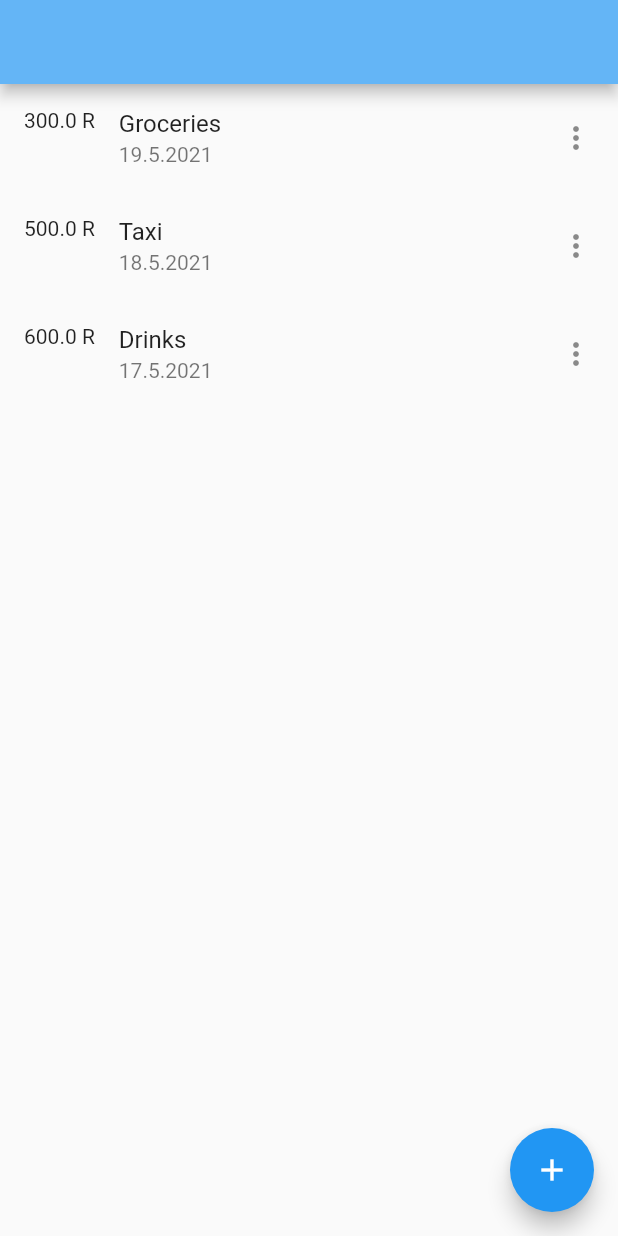
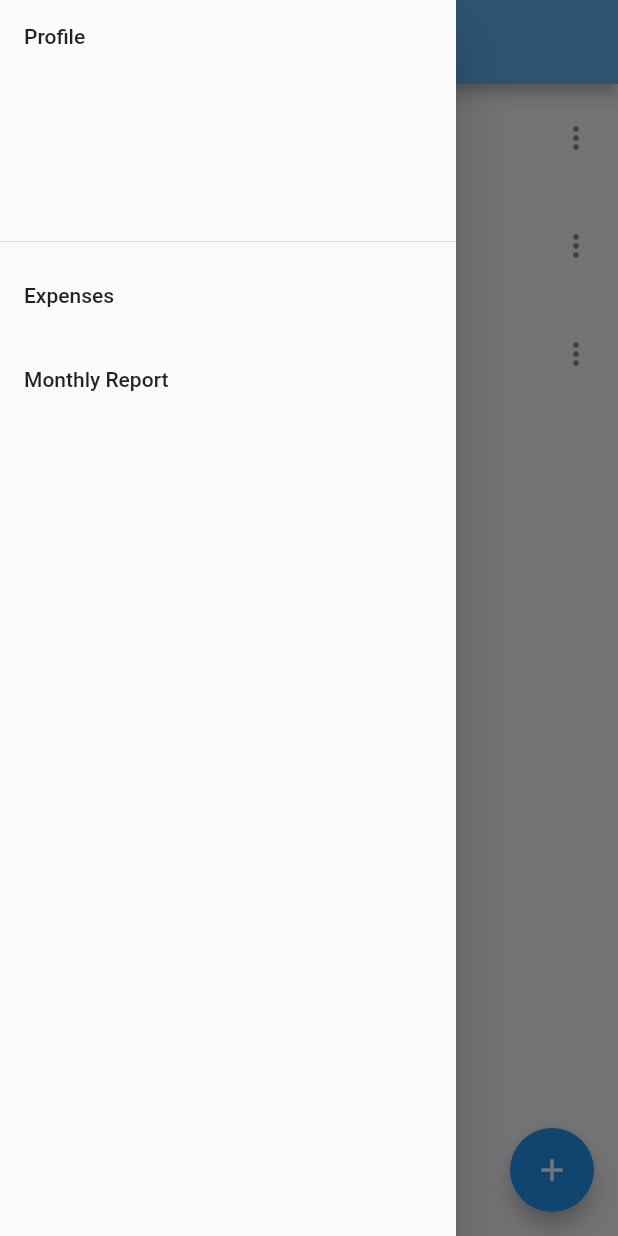
Before and after one commit to Ekipogh/finance_mobile, a Flutter app: the screen it shows after launch, with the side drawer open (before the commit the screen has no drawer), on a phone screen of 412 x 824 dp. Run offline on Flutter 3.47's test engine with Material 2 defaults, Android fonts, the phone set to English and light mode, and no system bars; our stand-ins replace date_field.

Commit message:
Adding a side drawer (#11)

```diff
--- a/lib/main.dart
+++ b/lib/main.dart
@@ -62,6 +62,30 @@ class HomeWidgetState extends State<HomeWidget> {
             return NewExpenseScreen(callback: widget.callback);
           }));
         },
+      ),
+      drawer: Drawer(
+        key: ValueKey("Drawer"),
+        child: ListView(
+          children: [
+            DrawerHeader(child: Text("Profile")),
+            ListTile(
+              title: Text("Expenses"),
+              onTap: () {
+                Navigator.pop(context);
+              },
+            ),
+            ListTile(
+              title: Text("Monthly Report"),
+              onTap: () {
+                Navigator.pop(context);
+                Navigator.of(context)
+                    .push(MaterialPageRoute(builder: (context) {
+                  return MonthlyReportScreen();
+                }));
+              },
+            )
+          ],
+        ),
       ),
     );
   }
@@ -173,3 +197,13 @@ class _NewExpenseScreenState extends State<NewExpenseScreen> {
     );
   }
 }
+
+class MonthlyReportScreen extends StatelessWidget {
+  @override
+  Widget build(BuildContext context) {
+    return Scaffold(
+      appBar: AppBar(),
+      body: Center(child: Text("Monthly Report")),
+    );
+  }
+}
```
Also changed, not shown: 1 other file.
